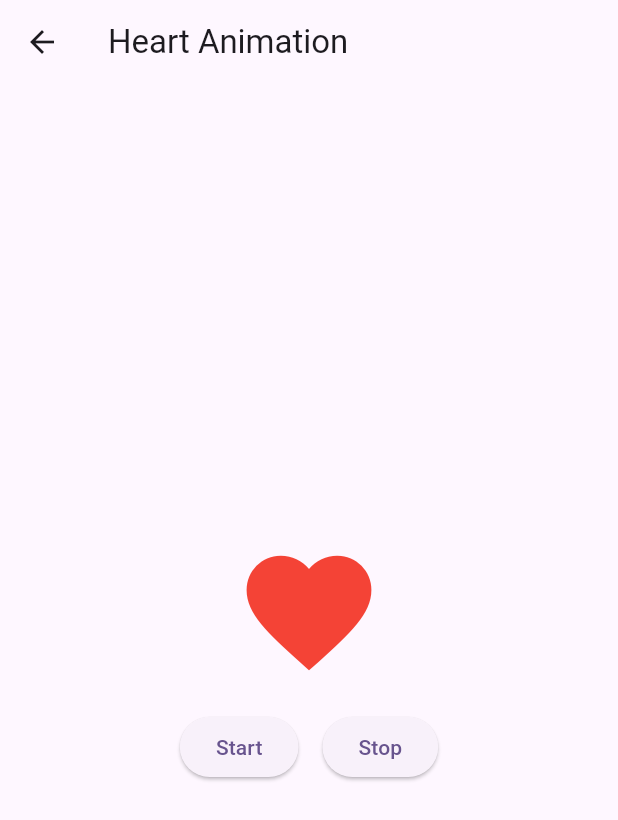
After one commit to anhnt224/flutter_animation_24, a Flutter app: the ExplicitScreen screen opened by its route, after a tap on "Heart Animation", on a phone screen of 412 x 824 dp. The commit adds this screen. Shown: the top 820 px of the screen. Run offline on Flutter 3.47's test engine with Material 3 defaults, Android fonts, the phone set to English and light mode, and no system bars; our stand-ins replace auto_route, gap.

Commit message:
Add heart animation and complex animation screens

```diff
--- a/lib/router/app_router.dart
+++ b/lib/router/app_router.dart
@@ -1,4 +1,6 @@
 import 'package:auto_route/auto_route.dart';
+import 'package:flutter_animation_24/screen/explicit_animations/complex_animation_screen.dart';
+import 'package:flutter_animation_24/screen/explicit_animations/heart_animation_screen.dart';
 import 'package:flutter_animation_24/screen/explicit_screen.dart';
 import 'package:flutter_animation_24/screen/home_screen.dart';
 import 'package:flutter_animation_24/screen/implicit_animations/animated_container_screen.dart';
@@ -18,5 +20,7 @@ class AppRouter extends _$AppRouter {
         AutoRoute(page: AnimatedContainerRoute.page),
         AutoRoute(page: AnimatedOpacityRoute.page),
         AutoRoute(page: AnimatedTextStyleRoute.page),
+        AutoRoute(page: HeartAnimationRoute.page),
+        AutoRoute(page: ComplexAnimationRoute.page),
       ];
 }
--- /dev/null
+++ b/lib/screen/explicit_animations/heart_animation_screen.dart
@@ -0,0 +1,88 @@
+// ignore_for_file: library_private_types_in_public_api
+
+import 'package:auto_route/auto_route.dart';
+import 'package:flutter/material.dart';
+
+@RoutePage()
+class HeartAnimationScreen extends StatefulWidget {
+  const HeartAnimationScreen({super.key});
+
+  @override
+  _HeartAnimationScreenState createState() => _HeartAnimationScreenState();
+}
+
+class _HeartAnimationScreenState extends State<HeartAnimationScreen>
+    with SingleTickerProviderStateMixin {
+  late AnimationController _animationController;
+  late Animation<double> _scaleAnimation;
+
+  @override
+  void initState() {
+    super.initState();
+    _animationController = AnimationController(
+      vsync: this,
+      duration: const Duration(seconds: 1),
+    );
+
+    _scaleAnimation = Tween<double>(begin: 1.0, end: 2.0).animate(
+      CurvedAnimation(
+        parent: _animationController,
+        curve: Curves.easeInOut,
+      ),
+    );
+  }
+
+  @override
+  void dispose() {
+    _animationController.dispose();
+    super.dispose();
+  }
+
+  @override
+  Widget build(BuildContext context) {
+    return Scaffold(
+      appBar: AppBar(
+        title: const Text('Heart Animation'),
+      ),
+      body: Center(
+        child: Column(
+          mainAxisAlignment: MainAxisAlignment.center,
+          children: [
+            AnimatedBuilder(
+              animation: _animationController,
+              builder: (context, child) {
+                return Transform.scale(
+                  scale: _scaleAnimation.value,
+                  child: const Icon(
+                    Icons.favorite,
+                    color: Colors.red,
+                    size: 100.0,
+                  ),
+                );
+              },
+            ),
+            const SizedBox(height: 16.0),
+            Row(
+              mainAxisAlignment: MainAxisAlignment.center,
+              children: [
+                ElevatedButton(
+                  onPressed: () {
+                    _animationController.repeat(reverse: true);
+                  },
+                  child: const Text('Start'),
+                ),
+                const SizedBox(width: 16.0),
+                ElevatedButton(
+                  onPressed: () {
+                    _animationController.stop();
+                  },
+                  child: const Text('Stop'),
+                ),
+              ],
+            ),
+          ],
+        ),
+      ),
+    );
+  }
+}
--- a/lib/screen/explicit_screen.dart
+++ b/lib/screen/explicit_screen.dart
@@ -1,6 +1,7 @@
 import 'package:auto_route/auto_route.dart';
 import 'package:flutter/material.dart';
 import 'package:flutter_animation_24/router/app_router.dart';
+import 'package:gap/gap.dart';
 
 @RoutePage()
 class ExplicitScreen extends StatelessWidget {
@@ -16,9 +17,15 @@ class ExplicitScreen extends StatelessWidget {
           children: [
             ElevatedButton(
                 onPressed: () {
-                  context.router.push(const AnimatedContainerRoute());
+                  context.router.push(const HeartAnimationRoute());
                 },
-                child: const Text('Animate Container')),
+                child: const Text('Heart Animation')),
+            const Gap(16),
+            ElevatedButton(
+                onPressed: () {
+                  context.router.push(const ComplexAnimationRoute());
+                },
+                child: const Text('Complex Animation')),
           ],
         ),
       ),
```
Also changed, not shown: lib/screen/explicit_animations/complex_animation_screen.dart (added, +73 -0 lines), lib/router/app_router.gr.dart.
